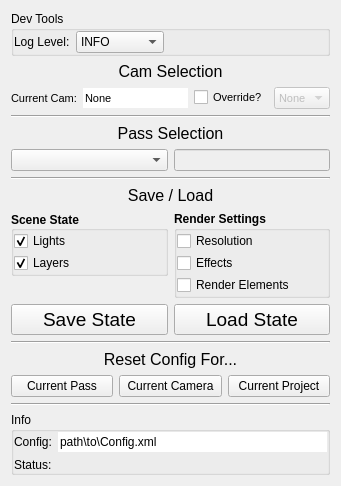
The window that radish_standalone.ui (stephensmitchell-forks/radish) describes before a commit, drawn with Qt 5.
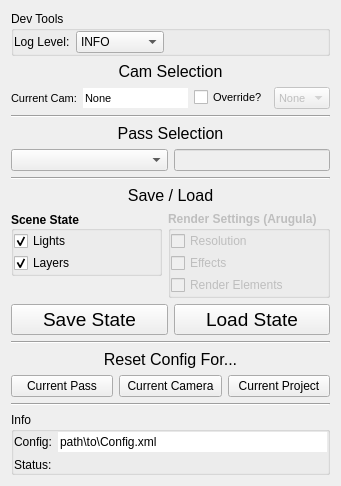
The same window after the commit.

Commit message: -Disabled Render Settings options, to be handled by Arugula -Added checks on restoring lights for broken instances and name changes.  Now will attempt to restore recorded instances of a light if that light is not found, or if its instance count has changed.

What changed in the file:
```diff
--- a/radish_standalone.ui
+++ b/radish_standalone.ui
@@ -474,6 +474,9 @@
       </item>
       <item alignment="Qt::AlignTop">
        <widget class="QGroupBox" name="grp_renderSettings">
+        <property name="enabled">
+         <bool>false</bool>
+        </property>
         <property name="font">
          <font>
           <weight>75</weight>
@@ -487,7 +490,7 @@
          <bool>false</bool>
         </property>
         <property name="title">
-         <string>Render Settings</string>
+         <string>Render Settings (Arugula)</string>
         </property>
         <property name="flat">
          <bool>true</bool>
```
The commit also changes 3 other files.
